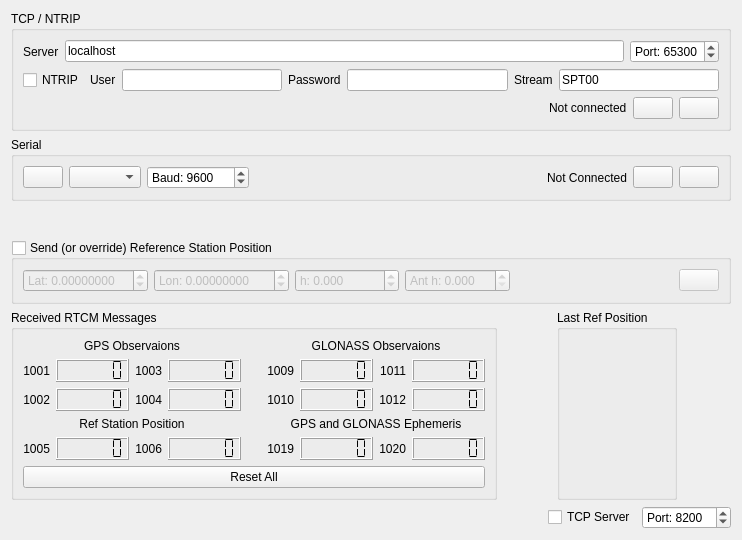
First picture: the form in Linux/RC_Car_Tool/rtcmwidget.ui, repository vedderb/rise_sdvp, before the edit.
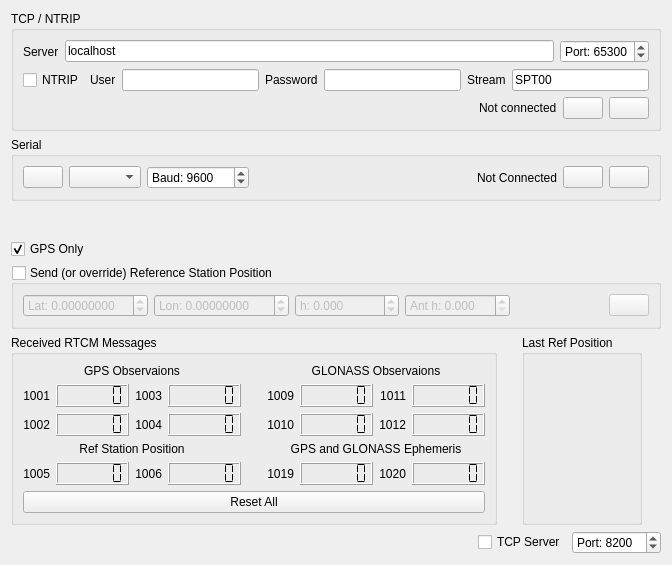
Second picture: the form after the edit. Icons and pictures are not drawn.

Diff of the .ui file:
```diff
--- a/Linux/RC_Car_Tool/rtcmwidget.ui
+++ b/Linux/RC_Car_Tool/rtcmwidget.ui
@@ -6,8 +6,8 @@
    <rect>
     <x>0</x>
     <y>0</y>
-    <width>742</width>
-    <height>540</height>
+    <width>672</width>
+    <height>565</height>
    </rect>
   </property>
   <property name="windowTitle">
@@ -277,6 +277,19 @@
      </property>
     </spacer>
    </item>
+   <item>
+    <widget class="QCheckBox" name="gpsOnlyBox">
+     <property name="toolTip">
+      <string>Only send GPS observations and to save bandwidth and decrease transmission errors.</string>
+     </property>
+     <property name="text">
+      <string>GPS Only</string>
+     </property>
+     <property name="checked">
+      <bool>true</bool>
+     </property>
+    </widget>
+   </item>
    <item>
     <widget class="QGroupBox" name="sendRefPosBox">
      <property name="title">
```
